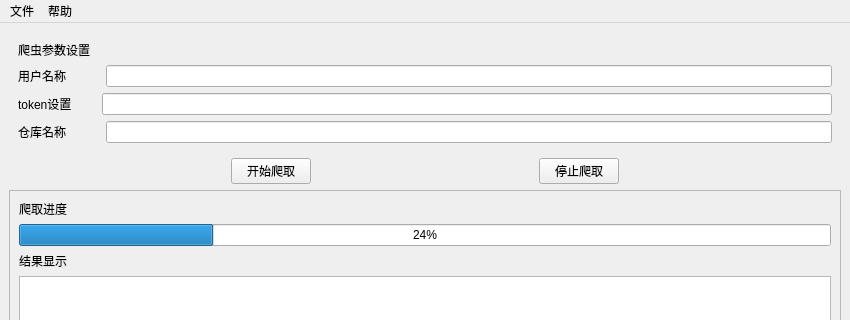
First picture: the form in Spider_issue.ui, repository cfxsvbtgasc21/Github-project-analyzer, before the edit; both pictures show x 0 to 850 and y 0 to 320 of the 850 by 981 pixel window.
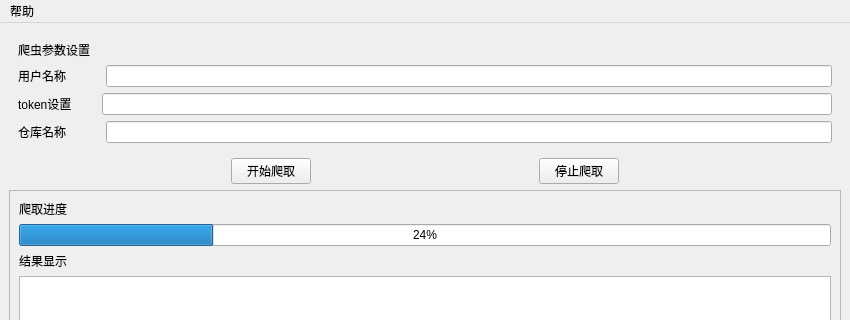
Second picture: the form after the edit.

Commit message: 完成issues分析页面的功能封装

What changed in the file:
```diff
--- a/Spider_issue.ui
+++ b/Spider_issue.ui
@@ -262,19 +262,12 @@
      <height>30</height>
     </rect>
    </property>
-   <widget class="QMenu" name="menu">
-    <property name="title">
-     <string>文件</string>
-    </property>
-    <addaction name="actions"/>
-   </widget>
    <widget class="QMenu" name="menu_2">
     <property name="title">
      <string>帮助</string>
     </property>
     <addaction name="introduction"/>
    </widget>
-   <addaction name="menu"/>
    <addaction name="menu_2"/>
   </widget>
   <widget class="QStatusBar" name="statusbar"/>
```
Left out of the diff: 2 changed lines with no effect on the pictures. The commit also changes 5 other files.
